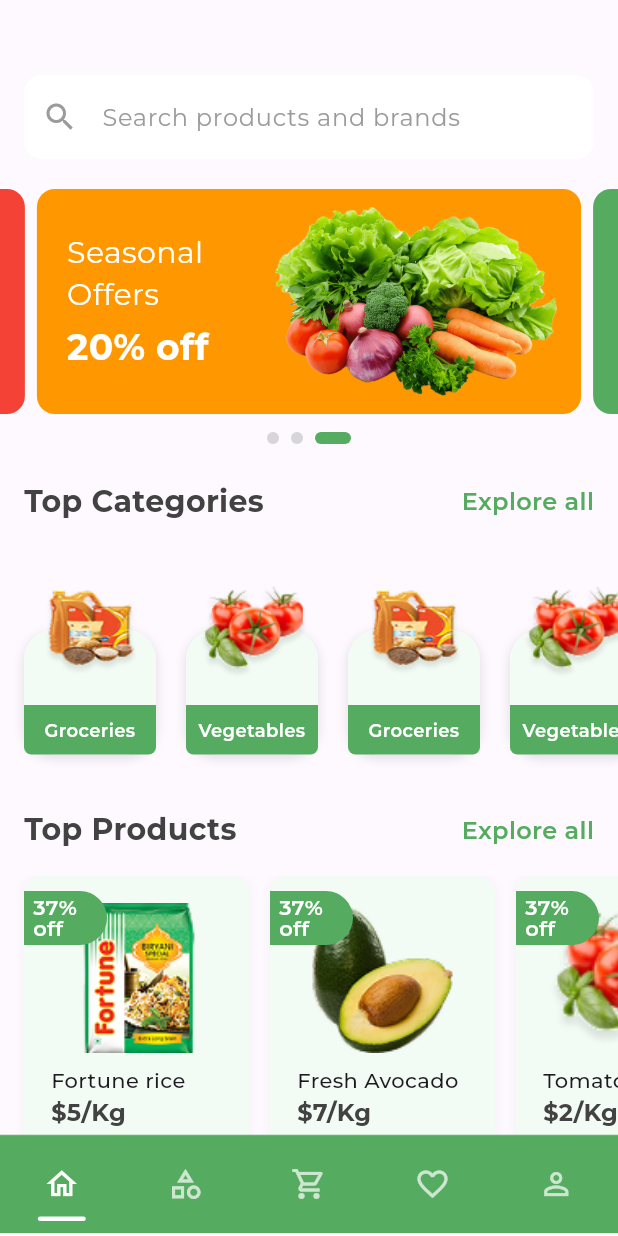
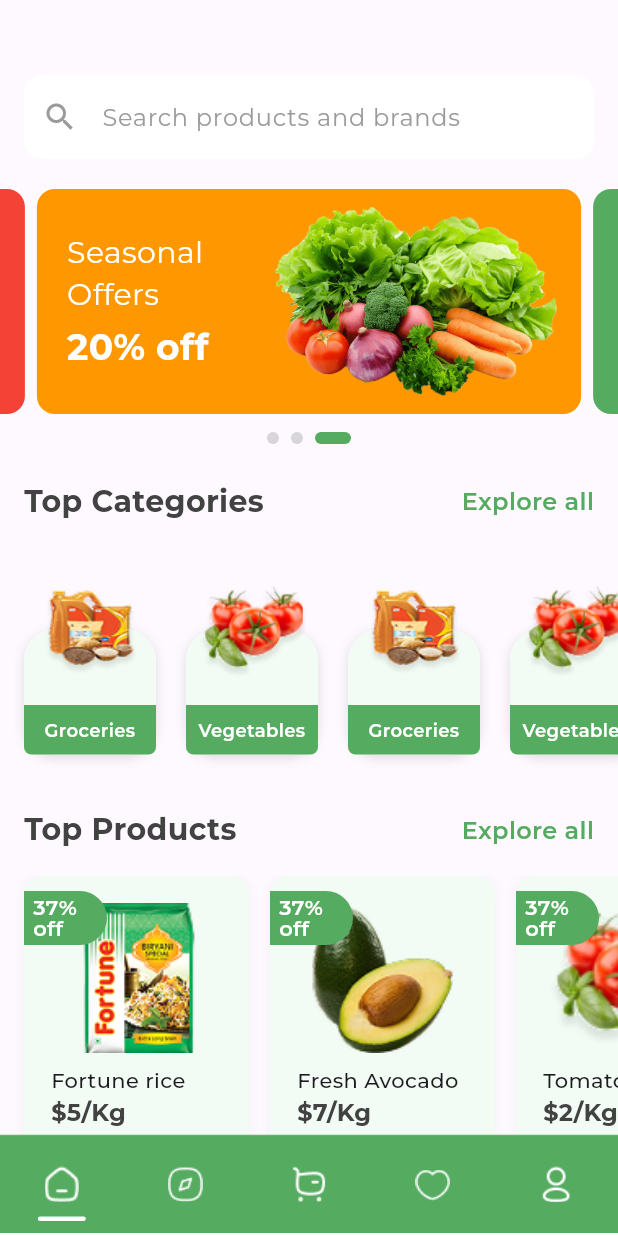
Before and after one commit to johntarus/flutter_grocery_store, a Flutter app: the MainLayout screen opened by its route, on a phone screen of 412 x 824 dp. Run offline on Flutter 3.47's test engine with Material 3 defaults, Android fonts, the phone set to English and light mode, and no system bars; our stand-ins replace flutter_svg, go_router, google_fonts.

Commit message:
Updated bottom nav icons

```diff
--- a/lib/components/custom_bottom_navigation_bar.dart
+++ b/lib/components/custom_bottom_navigation_bar.dart
@@ -51,15 +51,12 @@ class CustomBottomNavigationBar extends StatelessWidget {
                         child: Column(
                           mainAxisAlignment: MainAxisAlignment.center,
                           children: [
-                            Icon(
-                              item.icon is Icon
-                                  ? (item.icon as Icon).icon
-                                  : Icons.home,
-                              color: isSelected
-                                  ? selectedItemColor
-                                  : unselectedItemColor,
-                              size: 24,
+                            SizedBox(
+                              height: 24,
+                              width: 24,
+                              child: isSelected ? item.activeIcon : item.icon,
                             ),
+
                             if (item.label != null && item.label!.isNotEmpty)
                               Padding(
                                 padding: const EdgeInsets.only(top: 4),
--- a/lib/components/main_layout.dart
+++ b/lib/components/main_layout.dart
@@ -37,30 +37,63 @@ class _MainLayoutState extends State<MainLayout> {
         selectedItemColor: AppColors.white,
         unselectedItemColor: AppColors.white.withOpacity(0.7),
         indicatorColor: AppColors.white,
-        items: const [
+        items: [
           BottomNavigationBarItem(
-            icon: Icon(Icons.home_outlined),
-            activeIcon: Icon(Icons.home),
+            icon: Image.asset('assets/icons/home.png', width: 24, height: 24),
+            activeIcon: Image.asset(
+              'assets/icons/home.png',
+              width: 24,
+              height: 24,
+            ),
+            label: "",
+          ),
+
+          BottomNavigationBarItem(
+            icon: Image.asset(
+              'assets/icons/categories.png',
+              width: 24,
+              height: 24,
+            ),
+            activeIcon: Image.asset(
+              'assets/icons/categories.png',
+              width: 24,
+              height: 24,
+            ),
             label: "",
           ),
           BottomNavigationBarItem(
-            icon: Icon(Icons.category_outlined),
-            activeIcon: Icon(Icons.category),
+            icon: Image.asset('assets/icons/cart.png', width: 24, height: 24),
+            activeIcon: Image.asset(
+              'assets/icons/cart.png',
+              width: 24,
+              height: 24,
+            ),
             label: "",
           ),
           BottomNavigationBarItem(
-            icon: Icon(Icons.shopping_cart_outlined),
-            activeIcon: Icon(Icons.shopping_cart),
+            icon: Image.asset(
+              'assets/icons/favorites.png',
+              width: 24,
+              height: 24,
+            ),
+            activeIcon: Image.asset(
+              'assets/icons/favorites.png',
+              width: 24,
+              height: 24,
+            ),
             label: "",
           ),
           BottomNavigationBarItem(
-            icon: Icon(Icons.favorite_outline),
-            activeIcon: Icon(Icons.favorite),
-            label: "",
-          ),
-          BottomNavigationBarItem(
-            icon: Icon(Icons.person_outline),
-            activeIcon: Icon(Icons.person),
+            icon: Image.asset(
+              'assets/icons/profile.png',
+              width: 24,
+              height: 24,
+            ),
+            activeIcon: Image.asset(
+              'assets/icons/profile.png',
+              width: 24,
+              height: 24,
+            ),
             label: "",
           ),
         ],
```
Also changed, not shown: pubspec.yaml (+0 -9 lines), assets/icons/cart.png (added), assets/icons/categories.png (added), assets/icons/favorites.png (added), assets/icons/home.png (added), assets/icons/profile.png (added).
